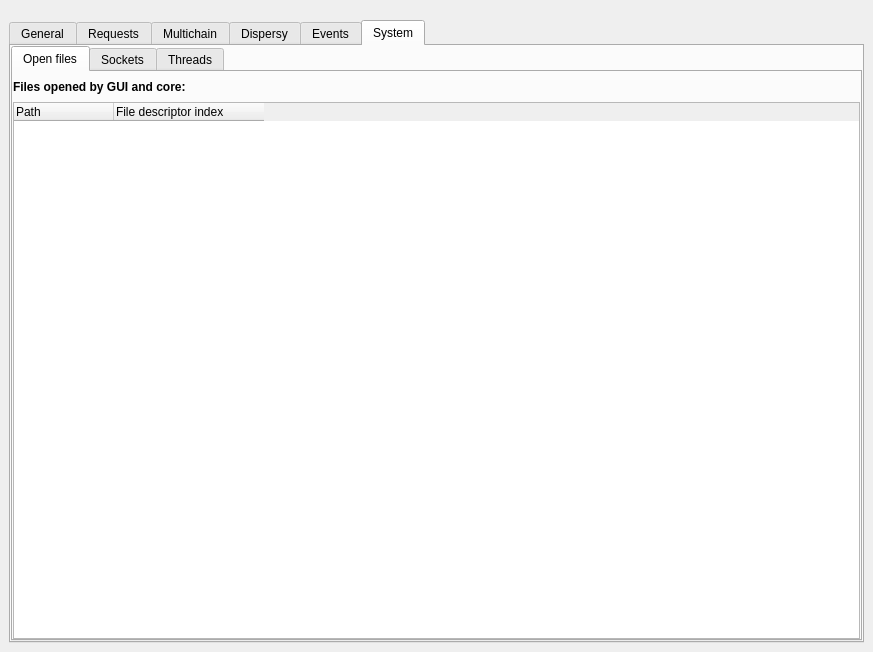
The window that TriblerGUI/qt_resources/debugwindow.ui (Tribler/tribler) describes before a commit, drawn with Qt 5.
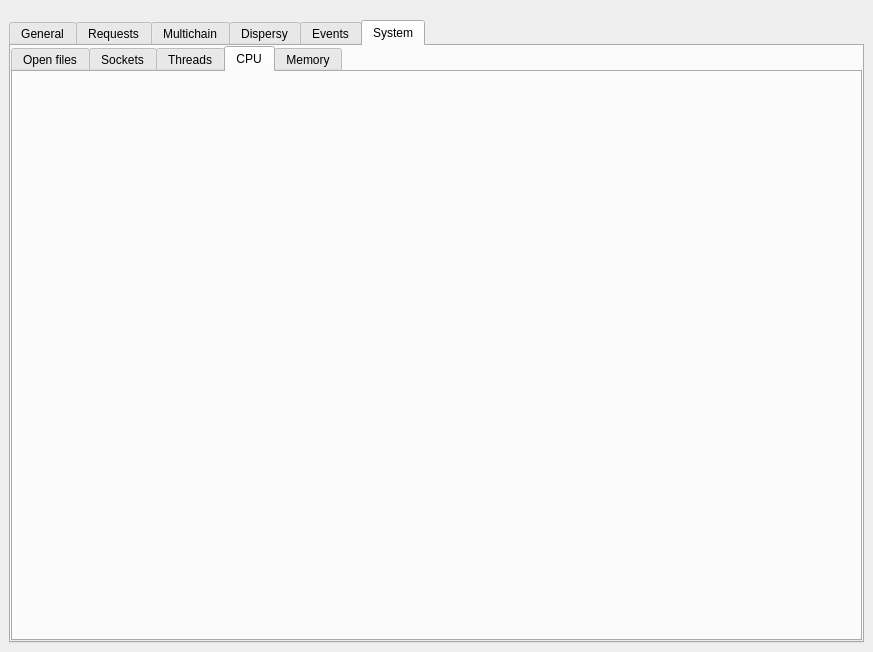
The same window after the commit. The open tabs and pages were chosen to show the change.

Commit message: Expanded debug pane with CPU/memory usage plots

```diff
--- a/TriblerGUI/qt_resources/debugwindow.ui
+++ b/TriblerGUI/qt_resources/debugwindow.ui
@@ -590,6 +590,92 @@
             </item>
            </layout>
           </widget>
+          <widget class="QWidget" name="tab_14">
+           <attribute name="title">
+            <string>CPU</string>
+           </attribute>
+           <layout class="QVBoxLayout" name="verticalLayout">
+            <property name="spacing">
+             <number>0</number>
+            </property>
+            <property name="leftMargin">
+             <number>0</number>
+            </property>
+            <property name="topMargin">
+             <number>0</number>
+            </property>
+            <property name="rightMargin">
+             <number>0</number>
+            </property>
+            <property name="bottomMargin">
+             <number>0</number>
+            </property>
+            <item>
+             <widget class="QWidget" name="cpu_plot_widget" native="true">
+              <layout class="QVBoxLayout" name="verticalLayout">
+               <property name="spacing">
+                <number>0</number>
+               </property>
+               <property name="leftMargin">
+                <number>0</number>
+               </property>
+               <property name="topMargin">
+                <number>0</number>
+               </property>
+               <property name="rightMargin">
+                <number>0</number>
+               </property>
+               <property name="bottomMargin">
+                <number>0</number>
+               </property>
+              </layout>
+             </widget>
+            </item>
+           </layout>
+          </widget>
+          <widget class="QWidget" name="tab_11">
+           <attribute name="title">
+            <string>Memory</string>
+           </attribute>
+           <layout class="QVBoxLayout" name="verticalLayout">
+            <property name="spacing">
+             <number>0</number>
+            </property>
+            <property name="leftMargin">
+             <number>0</number>
+            </property>
+            <property name="topMargin">
+             <number>0</number>
+            </property>
+            <property name="rightMargin">
+             <number>0</number>
+            </property>
+            <property name="bottomMargin">
+             <number>0</number>
+            </property>
+            <item>
+             <widget class="QWidget" name="memory_plot_widget" native="true">
+              <layout class="QVBoxLayout" name="verticalLayout">
+               <property name="spacing">
+                <number>0</number>
+               </property>
+               <property name="leftMargin">
+                <number>0</number>
+               </property>
+               <property name="topMargin">
+                <number>0</number>
+               </property>
+               <property name="rightMargin">
+                <number>0</number>
+               </property>
+               <property name="bottomMargin">
+                <number>0</number>
+               </property>
+              </layout>
+             </widget>
+            </item>
+           </layout>
+          </widget>
          </widget>
         </item>
        </layout>
```
Left out of the diff: 2 changed lines with no effect on the pictures. The commit also changes 2 other files.
